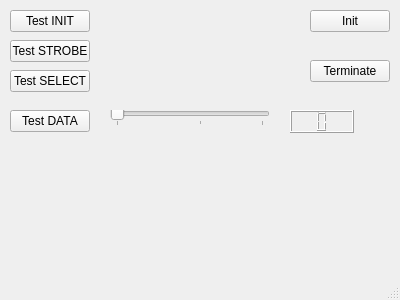
Old version of the form mainwindow.ui in the repository boilerbots/PinballDiag.
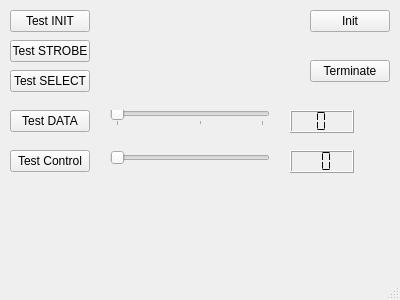
New version of the form.

Commit message: Added a test for Control decoders.

Diff of the .ui file:
```diff
--- a/mainwindow.ui
+++ b/mainwindow.ui
@@ -141,6 +141,63 @@
     <property name="mode">
      <enum>QLCDNumber::Hex</enum>
     </property>
+    <property name="segmentStyle">
+     <enum>QLCDNumber::Flat</enum>
+    </property>
+   </widget>
+   <widget class="QPushButton" name="testControlButton">
+    <property name="geometry">
+     <rect>
+      <x>10</x>
+      <y>150</y>
+      <width>80</width>
+      <height>22</height>
+     </rect>
+    </property>
+    <property name="text">
+     <string>Test Control</string>
+    </property>
+    <property name="checkable">
+     <bool>true</bool>
+    </property>
+   </widget>
+   <widget class="QSlider" name="testControlSlider">
+    <property name="geometry">
+     <rect>
+      <x>110</x>
+      <y>150</y>
+      <width>160</width>
+      <height>16</height>
+     </rect>
+    </property>
+    <property name="maximum">
+     <number>20</number>
+    </property>
+    <property name="pageStep">
+     <number>1</number>
+    </property>
+    <property name="orientation">
+     <enum>Qt::Horizontal</enum>
+    </property>
+   </widget>
+   <widget class="QLCDNumber" name="testControlValue">
+    <property name="geometry">
+     <rect>
+      <x>290</x>
+      <y>150</y>
+      <width>64</width>
+      <height>23</height>
+     </rect>
+    </property>
+    <property name="digitCount">
+     <number>2</number>
+    </property>
+    <property name="mode">
+     <enum>QLCDNumber::Hex</enum>
+    </property>
+    <property name="segmentStyle">
+     <enum>QLCDNumber::Flat</enum>
+    </property>
    </widget>
   </widget>
   <widget class="QStatusBar" name="statusBar"/>
```
Left out of the diff: 16 changed lines with no effect on the pictures. The commit also changes 4 other files.
